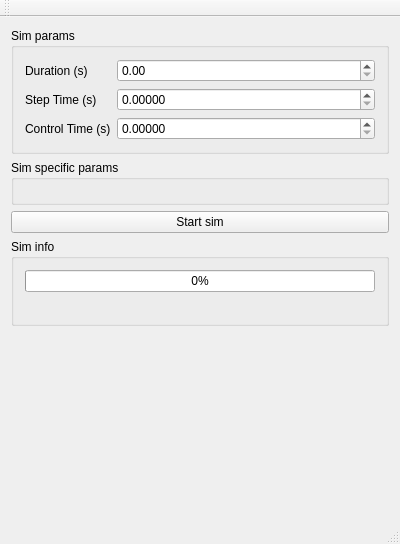
Before: the Qt Designer form gsim.ui in koalakoker/gSim, drawn with Qt 5.
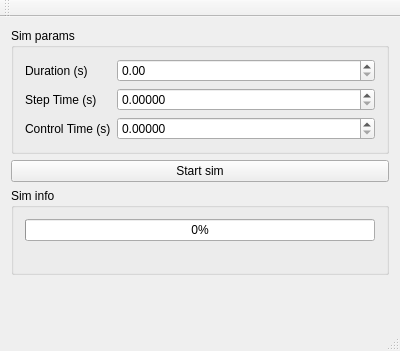
After: the same form once the commit is applied.

Commit message: Closing both windows together

```diff
--- a/gsim.ui
+++ b/gsim.ui
@@ -7,7 +7,7 @@
     <x>0</x>
     <y>0</y>
     <width>400</width>
-    <height>544</height>
+    <height>351</height>
    </rect>
   </property>
   <property name="windowTitle">
@@ -66,22 +66,6 @@
       </layout>
      </widget>
     </item>
-    <item>
-     <widget class="QGroupBox" name="PIParams">
-      <property name="title">
-       <string>Sim specific params</string>
-      </property>
-      <layout class="QVBoxLayout" name="verticalLayout_3">
-       <item>
-        <layout class="QFormLayout" name="dynamicLayout">
-         <item row="0" column="0">
-          <widget class="QWidget" name="specificForm" native="true"/>
-         </item>
-        </layout>
-       </item>
-      </layout>
-     </widget>
-    </item>
     <item>
      <widget class="QPushButton" name="startSim">
       <property name="text">
```
The commit also changes 3 other files.
